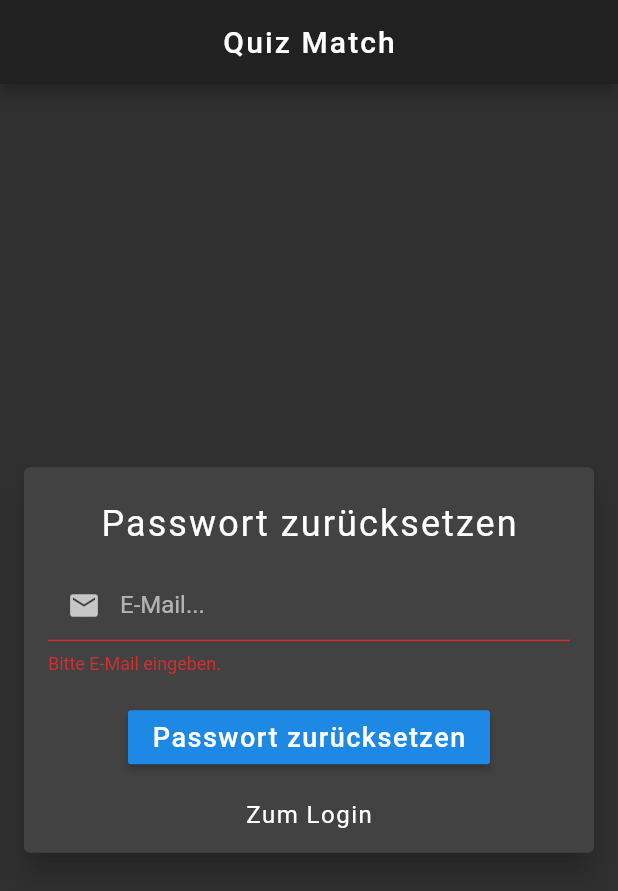
After one commit to Marcel-Geirhos/quiz_match, a Flutter app: the LoginPage screen opened directly, after a tap on "Passwort vergessen?", after a tap on "Passwort zurücksetzen", on a phone screen of 412 x 824 dp. The commit adds this screen. Shown: the top 891 px of the screen. Run offline on Flutter 3.47's test engine with Material 2 defaults, Android fonts, the phone set to English and light mode, and no system bars; our stand-ins replace cloud_firestore, email_validator, firebase_auth, flutter_swiper, progress_dialog; accounts and stored records are empty.

Commit message:
Passwort zurücksetzen
- Passwort zurücksetzen wurde implementiert.
- Question Model Klasse wurde implementiert.
- Spielbildschirm wurde angefangen zu implementieren.

```diff
--- a/lib/userInterface/loginPage.dart
+++ b/lib/userInterface/loginPage.dart
@@ -4,6 +4,7 @@ import 'package:progress_dialog/progress_dialog.dart';
 import 'package:email_validator/email_validator.dart';
 import 'package:quiz_match/userInterface/registerPage.dart';
 import 'package:quiz_match/userInterface/gameSelectionPage.dart';
+import 'package:quiz_match/userInterface/resetPasswordPage.dart';
 
 class LoginPage extends StatefulWidget {
   @override
@@ -59,6 +60,7 @@ class _LoginPageState extends State<LoginPage> {
                   emailField(),
                   passwordField(),
                   loginButton(),
+                  forgotPassword(),
                   toRegister(),
                 ],
               ),
@@ -147,8 +149,25 @@ class _LoginPageState extends State<LoginPage> {
             MaterialPageRoute(builder: (BuildContext context) => RegisterPage()),
             ModalRoute.withName('/'));
       }),
+      child: Padding(
+        padding: const EdgeInsets.only(top: 20.0),
+        child: Text(
+          'Zur Registrierung',
+          style: TextStyle(fontSize: 16.0, letterSpacing: 1.0),
+        ),
+      ),
+    );
+  }
+
+  Widget forgotPassword() {
+    return GestureDetector(
+      onTap: () => setState(() {
+        Navigator.pushAndRemoveUntil(context,
+            MaterialPageRoute(builder: (BuildContext context) => ResetPasswordPage()),
+            ModalRoute.withName('/'));
+      }),
       child: Text(
-        'Zur Registrierung',
+        'Passwort vergessen?',
         style: TextStyle(fontSize: 16.0, letterSpacing: 1.0),
       ),
     );
--- /dev/null
+++ b/lib/userInterface/resetPasswordPage.dart
@@ -0,0 +1,156 @@
+import 'package:flutter/material.dart';
+import 'package:firebase_auth/firebase_auth.dart';
+import 'package:progress_dialog/progress_dialog.dart';
+import 'package:email_validator/email_validator.dart';
+import 'package:quiz_match/userInterface/loginPage.dart';
+
+class ResetPasswordPage extends StatefulWidget {
+  @override
+  _ResetPasswordPageState createState() => _ResetPasswordPageState();
+}
+
+class _ResetPasswordPageState extends State<ResetPasswordPage> {
+  final GlobalKey<FormState> _resetPasswordFormKey = GlobalKey<FormState>();
+  final TextEditingController _email = TextEditingController();
+  final FirebaseAuth _auth = FirebaseAuth.instance;
+  ProgressDialog _progressDialog;
+
+  @override
+  void initState() {
+    super.initState();
+    _progressDialog = ProgressDialog(context);
+    _progressDialog.style(message: 'E-Mail wird gesendet...');
+  }
+
+  @override
+  void dispose() {
+    _email.dispose();
+    super.dispose();
+  }
+
+  @override
+  Widget build(BuildContext context) {
+    return Scaffold(
+      appBar: AppBar(
+        title: Text(
+          'Quiz Match',
+          style: TextStyle(letterSpacing: 1.4),
+        ),
+        centerTitle: true,
+        automaticallyImplyLeading: false,
+      ),
+      body: Center(
+        child: Card(
+          elevation: 8.0,
+          margin: const EdgeInsets.symmetric(horizontal: 16.0),
+          child: Form(
+            key: _resetPasswordFormKey,
+            child: Padding(
+              padding: const EdgeInsets.all(16.0),
+              child: Column(
+                mainAxisSize: MainAxisSize.min,
+                children: <Widget>[
+                  resetPasswordText(),
+                  emailField(),
+                  resetPasswordButton(),
+                  toLogin(),
+                ],
+              ),
+            ),
+          ),
+        ),
+      ),
+    );
+  }
+
+  Widget resetPasswordText() {
+    return Padding(
+      padding: const EdgeInsets.symmetric(vertical: 8.0),
+      child: Text(
+        'Passwort zurücksetzen',
+        style: TextStyle(fontSize: 24.0, letterSpacing: 1.4),
+      ),
+    );
+  }
+
+  Widget emailField() {
+    return Padding(
+      padding: const EdgeInsets.only(top: 8.0),
+      child: TextFormField(
+        controller: _email,
+        maxLength: 40,
+        validator: validateEmail,
+        keyboardType: TextInputType.emailAddress,
+        decoration: InputDecoration(
+          labelText: 'E-Mail...',
+          contentPadding: const EdgeInsets.all(0),
+          isDense: true,
+          prefixIcon: Icon(Icons.email, size: 22.0),
+          counterText: '',
+        ),
+      ),
+    );
+  }
+
+  Widget resetPasswordButton() {
+    return Padding(
+      padding: const EdgeInsets.symmetric(vertical: 18.0),
+      child: Builder(
+          builder: (BuildContext context) {
+            return RaisedButton(
+              onPressed: () => resetPassword(context),
+              child: Text(
+                'Passwort zurücksetzen',
+                style: TextStyle(fontSize: 18.0, letterSpacing: 1.0),
+              ),
+            );
+          }
+      ),
+    );
+  }
+
+  Widget toLogin() {
+    return GestureDetector(
+      onTap: () => setState(() {
+        Navigator.pushAndRemoveUntil(context,
+            MaterialPageRoute(builder: (BuildContext context) => LoginPage()),
+            ModalRoute.withName('/'));
+      }),
+      child: Text(
+        'Zum Login',
+        style: TextStyle(fontSize: 16.0, letterSpacing: 1.0),
+      ),
+    );
+  }
+
+  String validateEmail(String email) {
+    if (email.isEmpty) {
+      return 'Bitte E-Mail eingeben.';
+    } else if (EmailValidator.validate(email.trim()) == false) {
+      return 'E-Mail Format ist nicht korrekt.';
+    } else {
+      return null;
+    }
+  }
+
+  resetPassword(BuildContext context) async {
+    bool resetPasswordSuccessful = false;
+    if (_resetPasswordFormKey.currentState.validate()) {
+      _progressDialog.show();
+      try {
+        await _auth.sendPasswordResetEmail(email: _email.text.toString().trim());
+        resetPasswordSuccessful = true;
+      } catch (error) {
+        print(error.toString());
+      }
+      _progressDialog.hide();
+      if (resetPasswordSuccessful) {
+        setState(() {
+          Navigator.pushAndRemoveUntil(context,
+              MaterialPageRoute(builder: (BuildContext context) => LoginPage()),
+              ModalRoute.withName('/'));
+        });
+      }
+    }
+  }
+}
```
Also changed, not shown: lib/models/question.dart (added, +14 -0 lines), lib/userInterface/gamePage.dart (+74 -1 lines).
